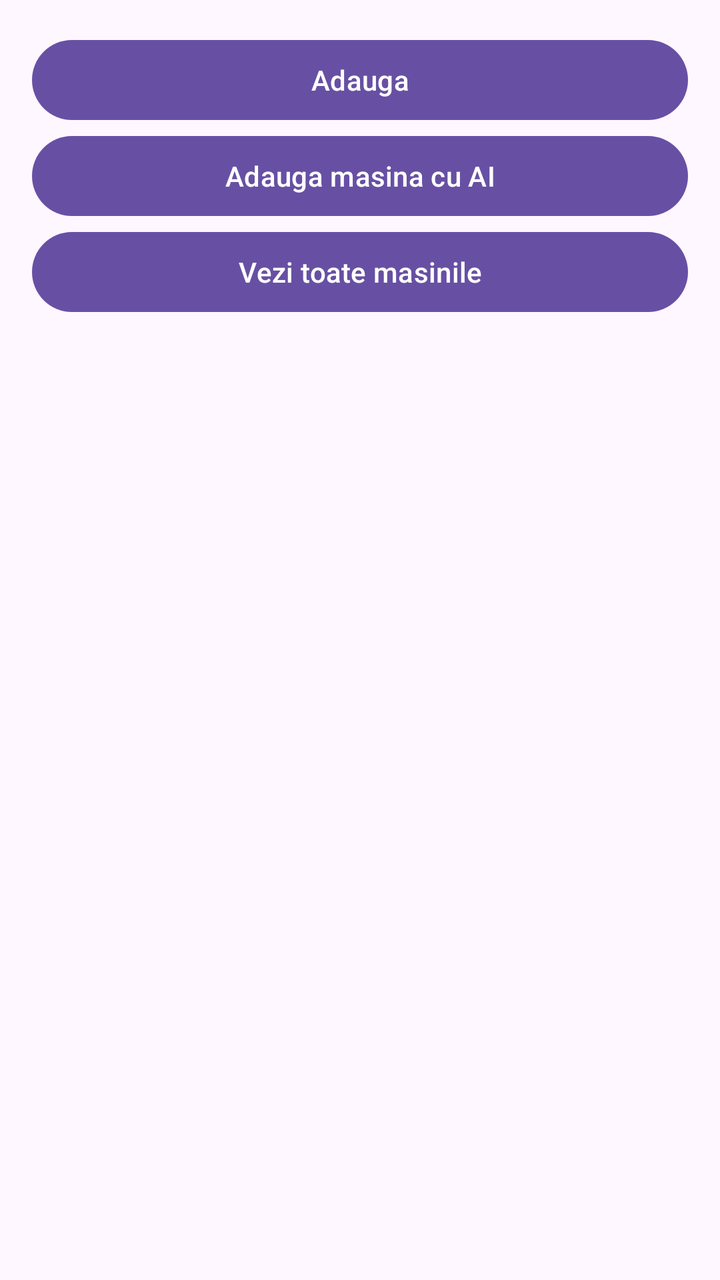
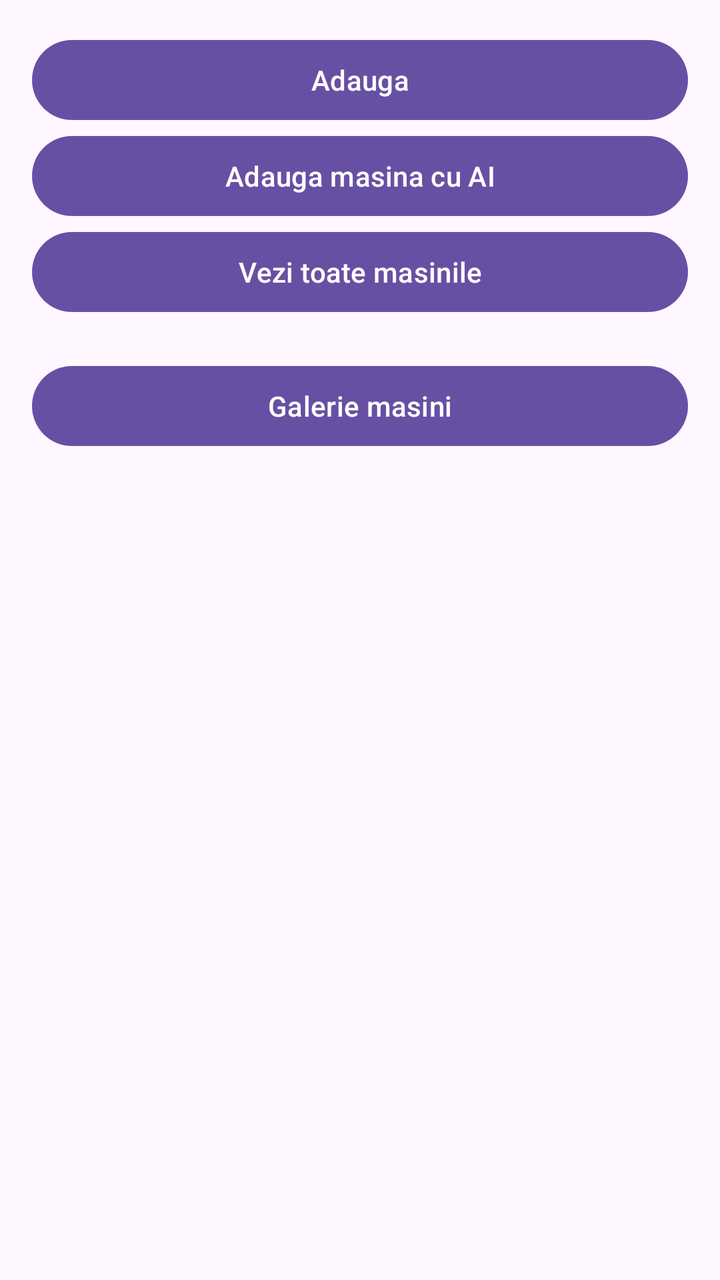

Two renders of the same Android screen: before a commit and after it. Below are the layout's source before the change and the commit's diff.
<!-- AndroidManifest.xml: application theme Theme.MyApplication -->
<!-- res/layout/activity_main.xml -->
<?xml version="1.0" encoding="utf-8"?>
<LinearLayout xmlns:android="http://schemas.android.com/apk/res/android"
    android:id="@+id/main"
    android:layout_width="match_parent"
    android:layout_height="match_parent"
    android:orientation="vertical"
    android:padding="16dp">

    <Button
        android:layout_width="match_parent"
        android:layout_height="wrap_content"
        android:onClick="culegereDate"
        android:text="@string/adauga" />

    <Button
        android:id="@+id/btnAdaugaAI"
        android:onClick="culegereDateAI"
        android:layout_width="match_parent"
        android:layout_height="wrap_content"
        android:text="@string/adauga_masina_cu_ai" />

    <Button
        android:id="@+id/btnAfisareMasini"
        android:layout_width="match_parent"
        android:layout_height="wrap_content"
        android:onClick="afisareMasini"
        android:text="@string/vezi_toate_masinile" />

    <TextView
        android:id="@+id/tvRezultat"
        android:layout_width="wrap_content"
        android:layout_height="wrap_content" />

</LinearLayout>
<!-- resources referenced by this layout -->
<resources>
  <string name="adauga">Adauga</string>
  <string name="adauga_masina_cu_ai">Adauga masina cu AI</string>
  <string name="vezi_toate_masinile">Vezi toate masinile</string>
  <style name="Theme.MyApplication" parent="Base.Theme.MyApplication" />
  <style name="Base.Theme.MyApplication" parent="Theme.Material3.DayNight.NoActionBar">
          
          
      </style>
</resources>

<!-- the commit's change to res/layout/activity_main.xml (unified diff, before → after) -->
@@ -31,4 +31,11 @@
         android:layout_width="wrap_content"
         android:layout_height="wrap_content" />
 
+    <Button
+        android:id="@+id/btnGalerie"
+        android:layout_width="match_parent"
+        android:layout_height="wrap_content"
+        android:text="@string/galerie_masini"
+        android:onClick="deschideGalerie" />
+
 </LinearLayout>
<!-- resource entries referenced after the edit -->
@@ -2,6 +2,7 @@
 <resources>
   <string name="adauga">Adauga</string>
   <string name="adauga_masina_cu_ai">Adauga masina cu AI</string>
+  <string name="galerie_masini">Galerie masini</string>
   <string name="vezi_toate_masinile">Vezi toate masinile</string>
   <style name="Theme.MyApplication" parent="Base.Theme.MyApplication" />
   <style name="Base.Theme.MyApplication" parent="Theme.Material3.DayNight.NoActionBar">
